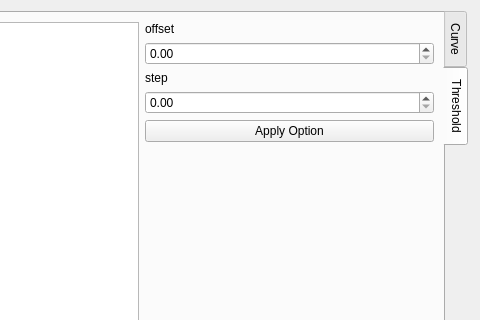
First picture: the form in src/form/FormPlotCorrection/ShowCorrectionCurve/showcorrectioncurve.ui, repository MRsoymilk/MySerial, before the edit; both pictures show x 173 to 653 and y 0 to 320 of the 653 by 480 pixel window.
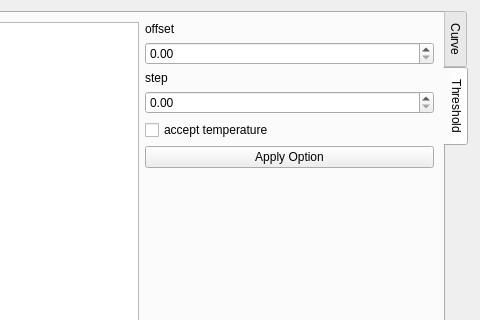
Second picture: the form after the edit. The open tabs and pages were chosen to show the change.

Patch:
```diff
--- a/src/form/FormPlotCorrection/ShowCorrectionCurve/showcorrectioncurve.ui
+++ b/src/form/FormPlotCorrection/ShowCorrectionCurve/showcorrectioncurve.ui
@@ -178,6 +178,13 @@
          <item>
           <widget class="QDoubleSpinBox" name="doubleSpinBoxStep"/>
          </item>
+         <item>
+          <widget class="QCheckBox" name="checkBoxAcceptTemperature">
+           <property name="text">
+            <string>accept temperature</string>
+           </property>
+          </widget>
+         </item>
          <item>
           <widget class="QPushButton" name="btnApplyOption">
            <property name="text">
```
Left out of the diff: 2 changed lines with no effect on the pictures.
